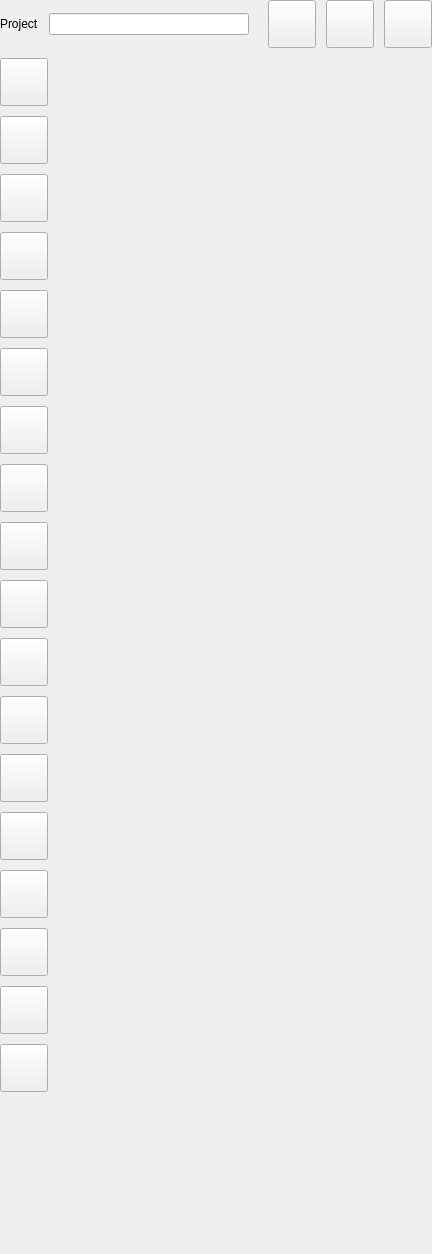
This is src/Editor/EditorActionBar.ui in RemotelyChaotic/JOIPEngine as Qt 5 draws it before an edit. The edited form follows.
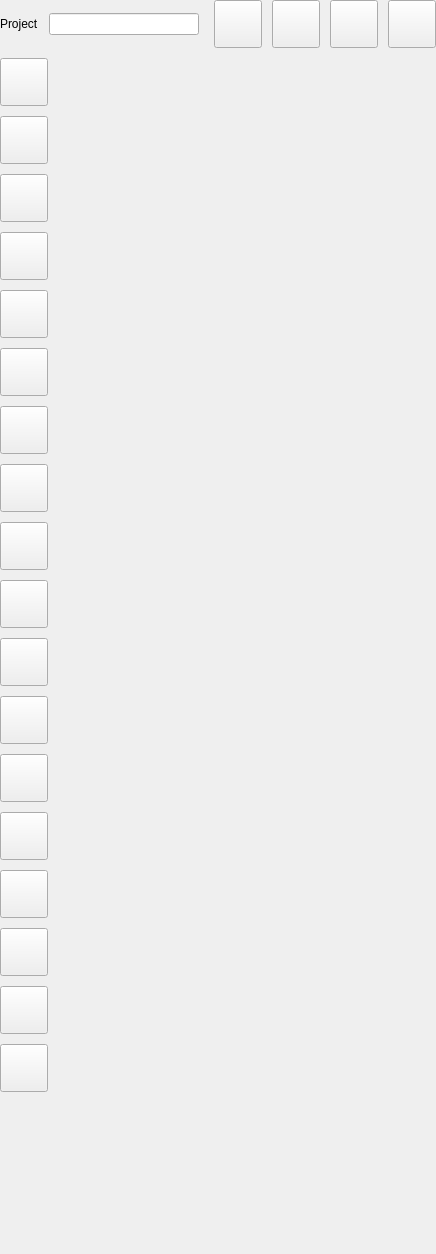
This is the edited form. Custom widgets are drawn as their Qt base class.

Commit message: Project exports as a bundle implemented

Patch:
```diff
--- a/src/Editor/EditorActionBar.ui
+++ b/src/Editor/EditorActionBar.ui
@@ -6,7 +6,7 @@
    <rect>
     <x>0</x>
     <y>0</y>
-    <width>432</width>
+    <width>436</width>
     <height>1254</height>
    </rect>
   </property>
@@ -88,13 +88,13 @@
         </property>
         <property name="minimumSize">
          <size>
-          <width>200</width>
+          <width>150</width>
           <height>0</height>
          </size>
         </property>
         <property name="maximumSize">
          <size>
-          <width>200</width>
+          <width>150</width>
           <height>16777215</height>
          </size>
         </property>
@@ -141,6 +141,34 @@
         </property>
        </widget>
       </item>
+      <item>
+       <widget class="CShortcutButton" name="ExportButton">
+        <property name="minimumSize">
+         <size>
+          <width>48</width>
+          <height>48</height>
+         </size>
+        </property>
+        <property name="maximumSize">
+         <size>
+          <width>48</width>
+          <height>48</height>
+         </size>
+        </property>
+        <property name="toolTip">
+         <string>Export project to bundle</string>
+        </property>
+        <property name="text">
+         <string/>
+        </property>
+        <property name="iconSize">
+         <size>
+          <width>48</width>
+          <height>48</height>
+         </size>
+        </property>
+       </widget>
+      </item>
       <item>
        <widget class="CShortcutButton" name="HelpButton">
         <property name="minimumSize">
```
The commit also changes 31 other files.
